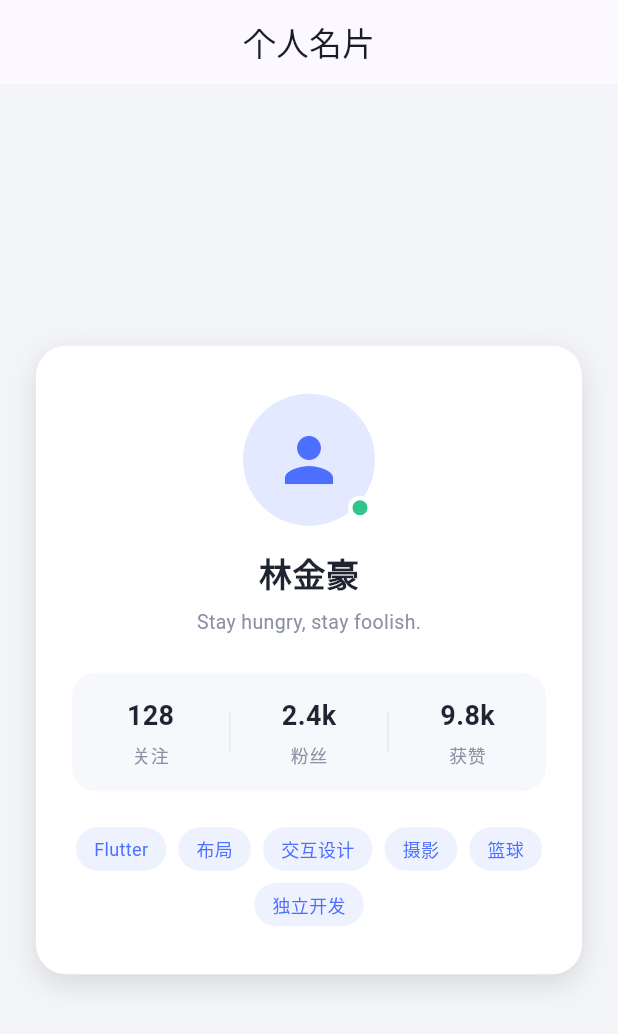
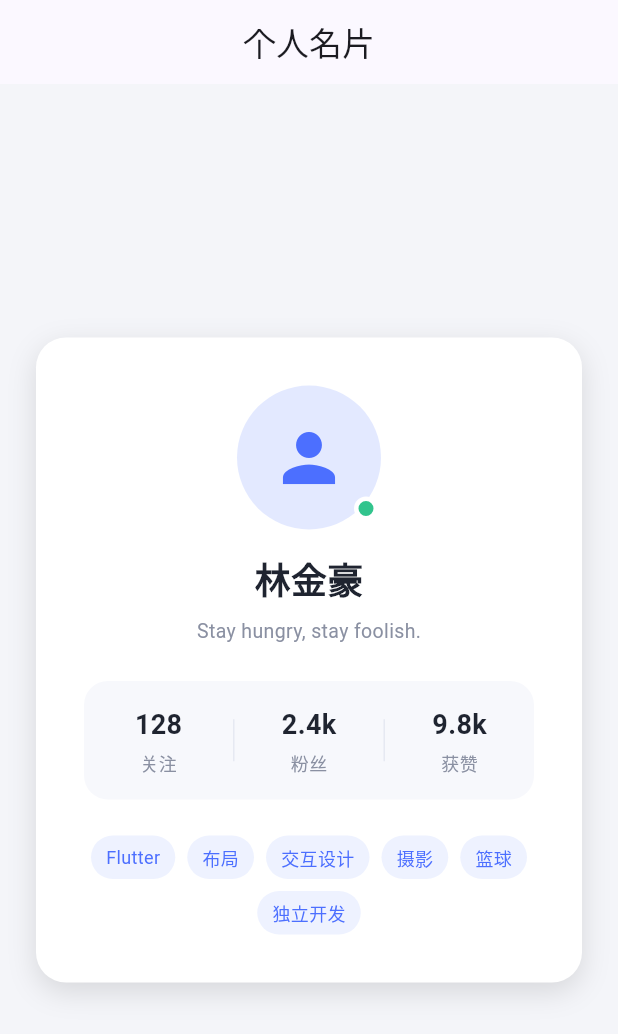
Before and after one commit to langjinbuhuitou/lecture6, a Flutter app: the screen it shows after launch, on a phone screen of 412 x 824 dp. Shown: the top 1034 px of the screen. Run offline on Flutter 3.47's test engine with Material 3 defaults, Android fonts, the phone set to English and light mode, and no system bars.

Commit message:
feat: match design spec, zero overflow warnings

```diff
--- a/profile_card/lib/main.dart
+++ b/profile_card/lib/main.dart
@@ -34,12 +34,12 @@ class ProfileCardPage extends StatelessWidget {
       ),
       body: Center(
         child: ConstrainedBox(
-          constraints: const BoxConstraints(maxWidth: 420),
+          constraints: const BoxConstraints(maxWidth: 480),
           child: SingleChildScrollView(
             padding: const EdgeInsets.all(24),
             // 整张名片：白底、圆角、阴影、内边距
             child: Container(
-              padding: const EdgeInsets.symmetric(horizontal: 24, vertical: 32),
+              padding: const EdgeInsets.all(32),
               decoration: BoxDecoration(
                 color: Colors.white,
                 borderRadius: BorderRadius.circular(20),
@@ -60,17 +60,17 @@ class ProfileCardPage extends StatelessWidget {
                     clipBehavior: Clip.none,
                     children: [
                       const CircleAvatar(
-                        radius: 44,
+                        radius: 48,
                         backgroundColor: Color(0xFFE3E9FF),
                         child: Icon(
                           Icons.person,
-                          size: 48,
+                          size: 52,
                           color: Color(0xFF4C6FFF),
                         ),
                       ),
                       Positioned(
                         right: 2,
-                        bottom: 4,
+                        bottom: 6,
                         child: Container(
                           width: 16,
                           height: 16,
@@ -88,7 +88,7 @@ class ProfileCardPage extends StatelessWidget {
                   const Text(
                     '林金豪',
                     style: TextStyle(
-                      fontSize: 22,
+                      fontSize: 24,
                       fontWeight: FontWeight.bold,
                       color: Color(0xFF1F2430),
                     ),
@@ -197,7 +197,7 @@ class _TagLabel extends StatelessWidget {
   @override
   Widget build(BuildContext context) {
     return Container(
-      padding: const EdgeInsets.symmetric(horizontal: 12, vertical: 6),
+      padding: const EdgeInsets.symmetric(horizontal: 10, vertical: 6),
       decoration: BoxDecoration(
         color: const Color(0xFFEEF2FF),
         borderRadius: BorderRadius.circular(999),
```
